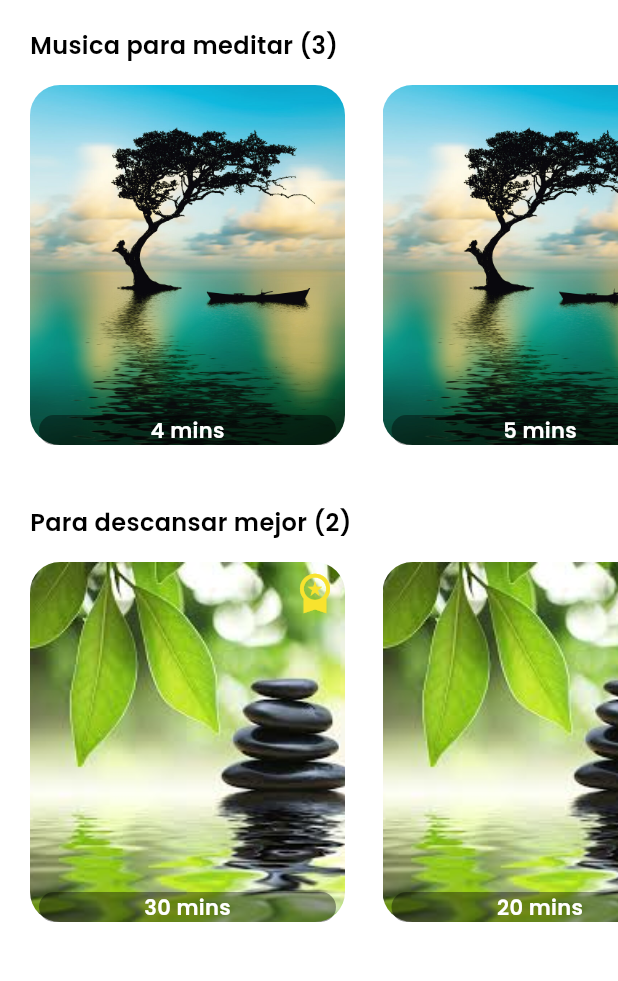
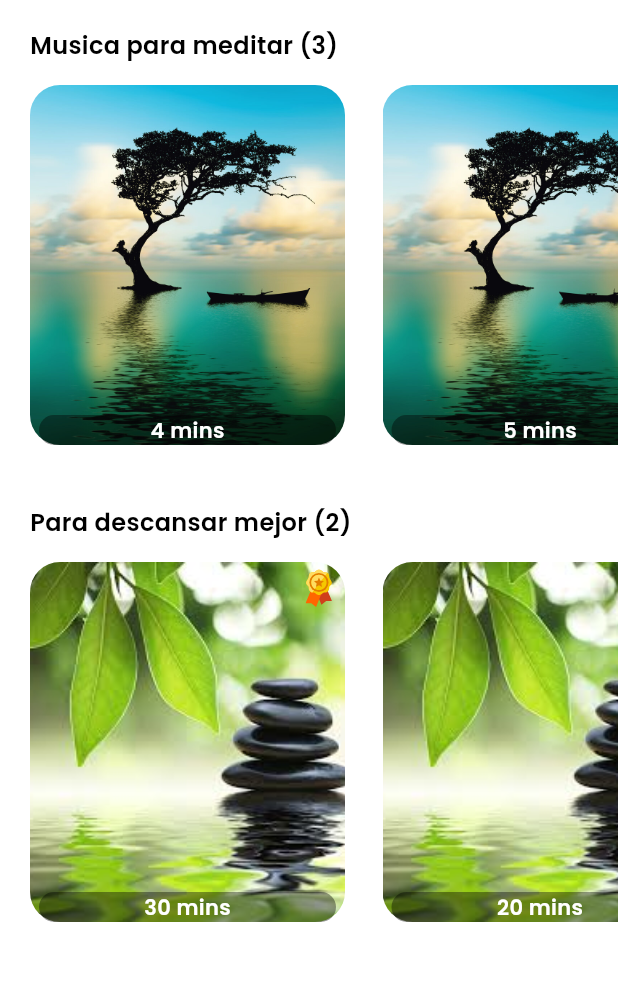
Before and after one commit to rakuraku678/Meditacion, a Flutter app: the screen it shows after launch, on a phone screen of 412 x 824 dp, the part 56-1037 px from its top. Run offline on Flutter 3.47's test engine with Material 3 defaults, Android fonts, the phone set to English and light mode, and no system bars; our stand-ins replace audioplayers, flutter_svg.

Commit message:
premium ahora con svg y condicional, limpieza de iconos

```diff
--- a/lib/pages/home.dart
+++ b/lib/pages/home.dart
@@ -2,6 +2,7 @@ import 'package:fitness/constants.dart';
 import 'package:fitness/models/song_model.dart';
 import 'package:fitness/pages/music_player.dart';
 import 'package:flutter/material.dart';
+import 'package:flutter_svg/flutter_svg.dart';
 
 // ignore: must_be_immutable
 class HomePage extends StatelessWidget {
@@ -88,17 +89,15 @@ class HomePage extends StatelessWidget {
                       borderRadius: BorderRadius.circular(20)),
                   child: Stack(
                     children: [
-                      Positioned(
-                        top: 5,
-                        right: 5,
-                        child: Icon(
-                          Icons.workspace_premium_sharp,
-                          color: songsList[index].isPremium
-                              ? colorPremium
-                              : Colors.transparent,
-                          size: 30,
-                        ),
-                      ),
+                      if (songsList[index].isPremium)
+                        Positioned(
+                            top: 5,
+                            right: 5,
+                            child: SvgPicture.asset(
+                              'assets/icons/premium-icon.svg',
+                              width: 25,
+                              height: 25,
+                            )),
                       Positioned(
                           bottom: 0,
                           left: 6,
```
Also changed, not shown: assets/icons/Filter.svg (deleted), assets/icons/Search.svg (deleted), assets/icons/blueberry-pancake.svg (deleted), assets/icons/button.svg (deleted), assets/icons/canai-bread.svg (deleted), assets/icons/dots.svg (deleted), assets/icons/honey-pancakes.svg (deleted), assets/icons/orange-snacks.svg (deleted), assets/icons/pancakes.svg (deleted), assets/icons/pie.svg (deleted), assets/icons/plate.svg (deleted), assets/icons/premium-icon.svg (added), assets/icons/salmon-nigiri.svg (deleted), 1 other file.
